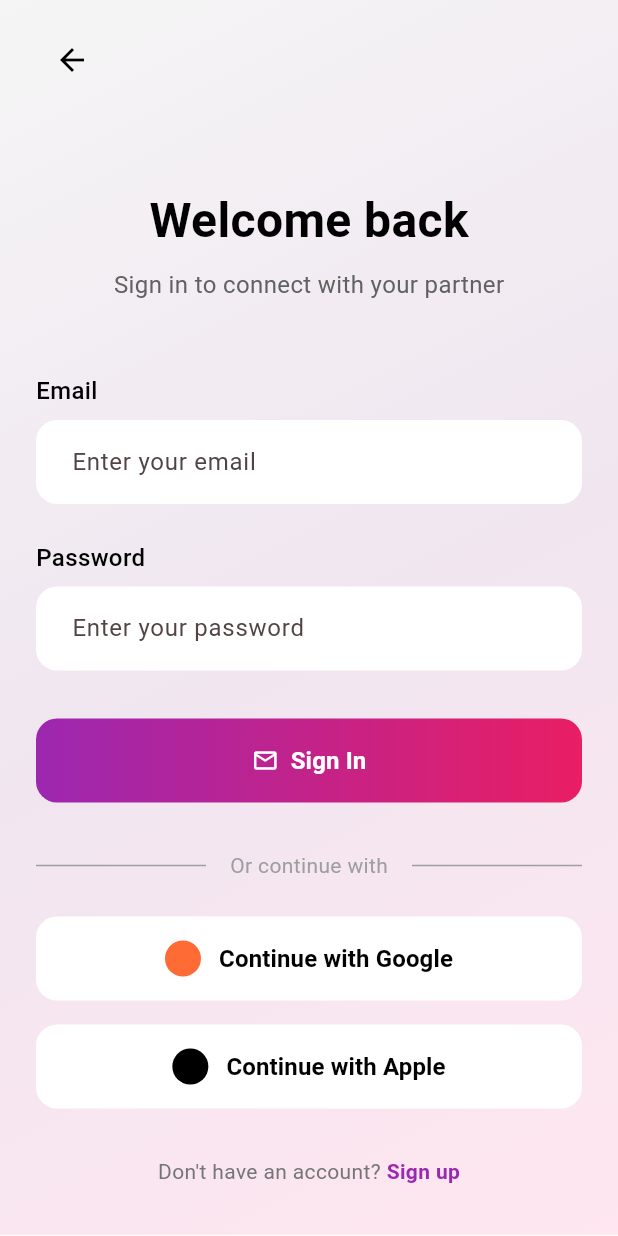
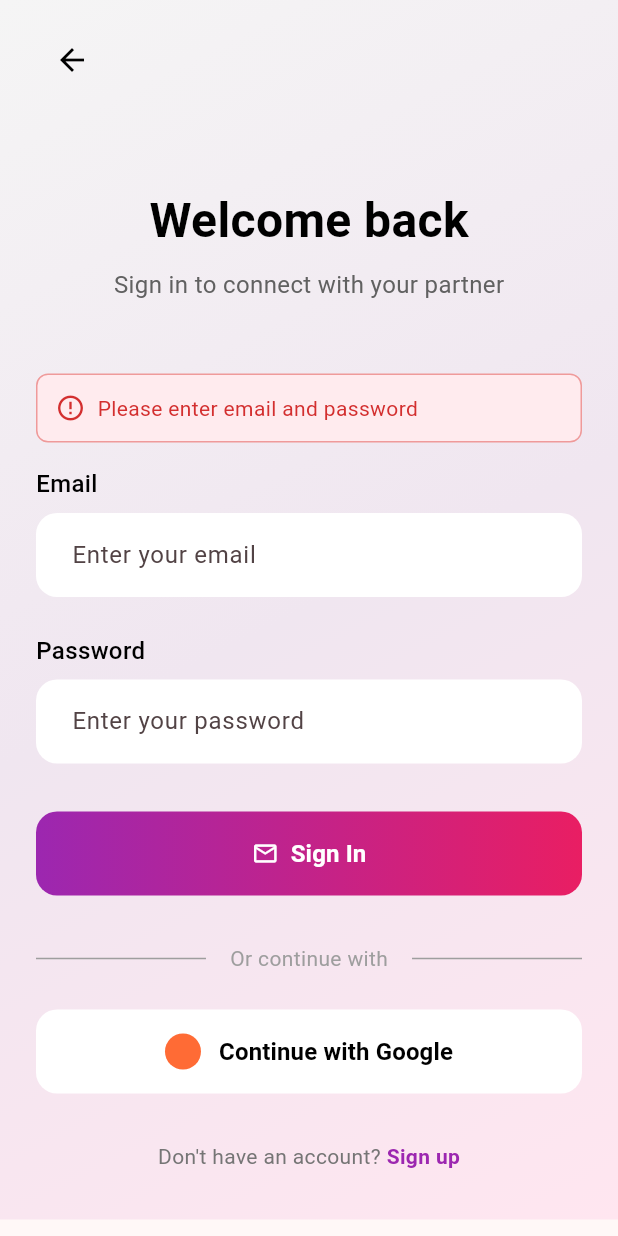
Before and after one commit to judahben149/twain, a Flutter app: the screen it shows after launch, after a tap on "Sign In", on a phone screen of 412 x 824 dp. Run offline on Flutter 3.47's test engine with Material 3 defaults, Android fonts, the phone set to English and light mode, and no system bars; our stand-ins replace flutter_riverpod, google_sign_in, supabase_flutter; accounts and stored records are empty.

Commit message:
feat: Migrate authentication from Firebase to Supabase
This commit replaces the Firebase backend with Supabase for authentication and database services, and fully implements the login logic.

**Key Changes:**

*   **Backend Migration:**
    *   Removed `firebase_core`, `firebase_auth`, and `cloud_firestore` dependencies and configuration files (`firebase.json`, `firebase_options.dart`).
    *   Added `supabase_flutter` dependency and introduced `lib/supabase_config.dart` for credentials.
    *   Updated `main.dart` to initialize Supabase and Google Sign-In instead of Firebase.

*   **AuthService Refactor:**
    *   Completely rewrote `AuthService` to use the Supabase client.
    *   Implemented `signInWithGoogle` using native Google credentials and Supabase ID token verification.
    *   Added methods for email/password sign-in, sign-up, and user profile management (fetching/updating `TwainUser` from the `users` table).
    *   Renamed `firebaseUserProvider` to `authUserProvider` in `auth_providers.dart`.

*   **Login Screen:**
    *   Refactored `LoginScreen` to be stateful.
    *   Connected UI buttons to `AuthService` methods.
    *   Added error handling and loading states for better UX.

*   **Platform Configuration:**
    *   **Android:**
        *   Removed the Google Services Gradle plugin.
        *   Added an intent filter for deep links (`io.supabase.twain`) in `AndroidManifest.xml`.
        *   Updated `build.gradle` and `.gitignore` to use `secrets.properties` instead of `key.properties`.
    *   **iOS:**
        *   Added the `io.supabase.twain` URL scheme to `Info.plist` for auth callbacks.

```diff
--- a/lib/main.dart
+++ b/lib/main.dart
@@ -1,10 +1,25 @@
+import 'dart:io';
 import 'package:flutter/material.dart';
 import 'package:flutter_riverpod/flutter_riverpod.dart';
-import 'package:firebase_core/firebase_core.dart';
+import 'package:google_sign_in/google_sign_in.dart';
+import 'package:supabase_flutter/supabase_flutter.dart';
+import 'package:twain/supabase_config.dart';
 import 'app.dart';
 
 void main() async {
   WidgetsFlutterBinding.ensureInitialized();
-  await Firebase.initializeApp();
+
+  // Initialize Supabase
+  await Supabase.initialize(
+    url: SupabaseConfig.supabaseUrl,
+    anonKey: SupabaseConfig.supabaseAnonKey,
+  );
+
+  // Initialize Google Sign-In
+  await GoogleSignIn.instance.initialize(
+    clientId: Platform.isIOS ? SupabaseConfig.googleClientIdIOS : null,
+    serverClientId: SupabaseConfig.googleWebClientId, // Use Web Client ID for both platforms
+  );
+
   runApp(const ProviderScope(child: MyApp()));
 }
--- a/lib/providers/auth_providers.dart
+++ b/lib/providers/auth_providers.dart
@@ -4,7 +4,7 @@ import 'package:twain/models/twain_user.dart';
 
 final authServiceProvider = Provider<AuthService>((ref) => AuthService());
 
-final firebaseUserProvider = StreamProvider.autoDispose((ref) {
+final authUserProvider = StreamProvider.autoDispose((ref) {
   final auth = ref.watch(authServiceProvider);
   return auth.userChanges;
 });
--- a/lib/screens/login_screen.dart
+++ b/lib/screens/login_screen.dart
@@ -1,17 +1,86 @@
+import 'dart:io';
 import 'package:flutter/material.dart';
 import 'package:flutter_riverpod/flutter_riverpod.dart';
 import 'package:twain/constants/app_colours.dart';
+import 'package:twain/providers/auth_providers.dart';
 import 'package:twain/widgets/textfields.dart';
 import 'package:twain/widgets/buttons.dart';
 
-class LoginScreen extends ConsumerWidget {
+class LoginScreen extends ConsumerStatefulWidget {
   const LoginScreen({super.key});
 
   @override
-  Widget build(BuildContext context, WidgetRef ref) {
-    final emailController = TextEditingController();
-    final passwordController = TextEditingController();
+  ConsumerState<LoginScreen> createState() => _LoginScreenState();
+}
 
+class _LoginScreenState extends ConsumerState<LoginScreen> {
+  final _emailController = TextEditingController();
+  final _passwordController = TextEditingController();
+  bool _isLoading = false;
+  String? _errorMessage;
+
+  @override
+  void dispose() {
+    _emailController.dispose();
+    _passwordController.dispose();
+    super.dispose();
+  }
+
+  Future<void> _signInWithEmail() async {
+    final email = _emailController.text.trim();
+    final password = _passwordController.text;
+
+    if (email.isEmpty || password.isEmpty) {
+      setState(() {
+        _errorMessage = 'Please enter email and password';
+      });
+      return;
+    }
+
+    setState(() {
+      _isLoading = true;
+      _errorMessage = null;
+    });
+
+    try {
+      final authService = ref.read(authServiceProvider);
+      await authService.signInWithEmailPassword(email, password);
+      // Navigation will be handled by AuthGate automatically
+    } catch (e) {
+      setState(() {
+        _errorMessage = 'Invalid email or password';
+        _isLoading = false;
+      });
+    }
+  }
+
+  Future<void> _signInWithGoogle() async {
+    setState(() {
+      _isLoading = true;
+      _errorMessage = null;
+    });
+
+    try {
+      final authService = ref.read(authServiceProvider);
+      final user = await authService.signInWithGoogle();
+
+      if (user == null) {
+        setState(() {
+          _errorMessage = 'Google sign-in was cancelled';
+          _isLoading = false;
+        });
+      }
+      // If successful, AuthGate will handle navigation
+    } catch (e) {
+      setState(() {
+        _errorMessage = 'Failed to sign in with Google';
+        _isLoading = false;
+      });
+    }
+  }
+
+  @override
+  Widget build(BuildContext context) {
     return Scaffold(
       body: Container(
         decoration: _buildGradientBackground(),
@@ -27,9 +96,13 @@ class LoginScreen extends ConsumerWidget {
                   const SizedBox(height: 60),
                   _buildHeader(),
                   const SizedBox(height: 48),
-                  _buildEmailField(emailController),
+                  if (_errorMessage != null) ...[
+                    _buildErrorMessage(),
+                    const SizedBox(height: 16),
+                  ],
+                  _buildEmailField(_emailController),
                   const SizedBox(height: 24),
-                  _buildPasswordField(passwordController),
+                  _buildPasswordField(_passwordController),
                   const SizedBox(height: 32),
                   _buildSignInButton(),
                   const SizedBox(height: 32),
@@ -98,6 +171,32 @@ class LoginScreen extends ConsumerWidget {
     );
   }
 
+  Widget _buildErrorMessage() {
+    return Container(
+      padding: const EdgeInsets.all(12),
+      decoration: BoxDecoration(
+        color: Colors.red.shade50,
+        borderRadius: BorderRadius.circular(8),
+        border: Border.all(color: Colors.red.shade200),
+      ),
+      child: Row(
+        children: [
+          Icon(Icons.error_outline, color: Colors.red.shade700, size: 20),
+          const SizedBox(width: 8),
+          Expanded(
+            child: Text(
+              _errorMessage!,
+              style: TextStyle(
+                color: Colors.red.shade700,
+                fontSize: 14,
+              ),
+            ),
+          ),
+        ],
+      ),
+    );
+  }
+
   Widget _buildEmailField(TextEditingController controller) {
     return LabeledTextField(
       label: 'Email',
@@ -114,11 +213,9 @@ class LoginScreen extends ConsumerWidget {
 
   Widget _buildSignInButton() {
     return GradientButton(
-      onPressed: () {
-        // TODO: Implement sign in logic
-      },
-      text: 'Sign In',
-      icon: Icons.email_outlined,
+      onPressed: _isLoading ? null : () => _signInWithEmail(),
+      text: _isLoading ? 'Signing in...' : 'Sign In',
+      icon: _isLoading ? null : Icons.email_outlined,
     );
   }
 
@@ -126,20 +223,24 @@ class LoginScreen extends ConsumerWidget {
     return Column(
       children: [
         SocialLoginButton(
-          onPressed: () {
-            // TODO: Implement Google sign in
-          },
+          onPressed: _isLoading ? null : () => _signInWithGoogle(),
           text: 'Continue with Google',
           iconColor: const Color(0xFFFF6B35),
         ),
+        // Only show Apple sign-in on iOS
+        if (Platform.isIOS) ...[
           const SizedBox(height: 16),
           SocialLoginButton(
-          onPressed: () {
-            // TODO: Implement Apple sign in
+            onPressed: _isLoading ? null : () {
+              // TODO: Implement Apple sign in when ready
+              ScaffoldMessenger.of(context).showSnackBar(
+                const SnackBar(content: Text('Apple Sign-In coming soon')),
+              );
             },
             text: 'Continue with Apple',
             iconColor: AppColors.black,
           ),
+        ],
       ],
     );
   }
@@ -157,14 +258,17 @@ class LoginScreen extends ConsumerWidget {
             ),
           ),
           GestureDetector(
-            onTap: () {
+            onTap: _isLoading ? null : () {
               // TODO: Navigate to sign up screen
+              ScaffoldMessenger.of(context).showSnackBar(
+                const SnackBar(content: Text('Sign up screen coming soon')),
+              );
             },
-            child: const Text(
+            child: Text(
               'Sign up',
               style: TextStyle(
                 fontSize: 14,
-                color: Color(0xFF9C27B0),
+                color: _isLoading ? AppColors.grey : const Color(0xFF9C27B0),
                 fontWeight: FontWeight.bold,
               ),
             ),
--- a/lib/widgets/auth_gate.dart
+++ b/lib/widgets/auth_gate.dart
@@ -10,7 +10,7 @@ class AuthGate extends ConsumerWidget {
 
   @override
   Widget build(BuildContext context, WidgetRef ref) {
-    final authState = ref.watch(firebaseUserProvider);
+    final authState = ref.watch(authUserProvider);
 
     return authState.when(
       data: (user) {
--- a/lib/widgets/buttons.dart
+++ b/lib/widgets/buttons.dart
@@ -63,7 +63,7 @@ class GradientButton extends StatelessWidget {
     this.gradientColors = const [Color(0xFF9C27B0), Color(0xFFE91E63)],
   });
 
-  final VoidCallback onPressed;
+  final VoidCallback? onPressed;
   final String text;
   final IconData? icon;
   final List<Color> gradientColors;
@@ -77,7 +77,9 @@ class GradientButton extends StatelessWidget {
         gradient: LinearGradient(
           begin: Alignment.centerLeft,
           end: Alignment.centerRight,
-          colors: gradientColors,
+          colors: onPressed == null
+              ? gradientColors.map((c) => c.withOpacity(0.5)).toList()
+              : gradientColors,
         ),
         borderRadius: BorderRadius.circular(14),
       ),
@@ -120,7 +122,7 @@ class SocialLoginButton extends StatelessWidget {
     required this.iconColor,
   });
 
-  final VoidCallback onPressed;
+  final VoidCallback? onPressed;
   final String text;
   final Color iconColor;
 
@@ -131,8 +133,8 @@ class SocialLoginButton extends StatelessWidget {
       height: 56,
       child: ElevatedButton(
         style: ElevatedButton.styleFrom(
-          backgroundColor: Colors.white,
-          foregroundColor: Colors.black,
+          backgroundColor: onPressed == null ? Colors.grey.shade200 : Colors.white,
+          foregroundColor: onPressed == null ? Colors.grey.shade600 : Colors.black,
           shape: RoundedRectangleBorder(
             borderRadius: BorderRadius.circular(14),
           ),
--- a/pubspec.yaml
+++ b/pubspec.yaml
@@ -32,9 +32,7 @@ dependencies:
     sdk: flutter
 
   flutter_riverpod: ^2.4.9
-  firebase_core: ^4.0.0
-  firebase_auth: ^6.0.0
-  cloud_firestore: ^6.0.0
+  supabase_flutter: ^2.10.0
   google_sign_in: ^7.1.1
 
   # The following adds the Cupertino Icons font to your application.
```
Also changed, not shown: lib/services/auth_service.dart (+233 -78 lines), lib/supabase_config.dart (added, +11 -0 lines), firebase.json (deleted), lib/firebase_options.dart (deleted), pubspec.lock, 5 other files. Lines whose indentation alone changed are shown as unchanged.
